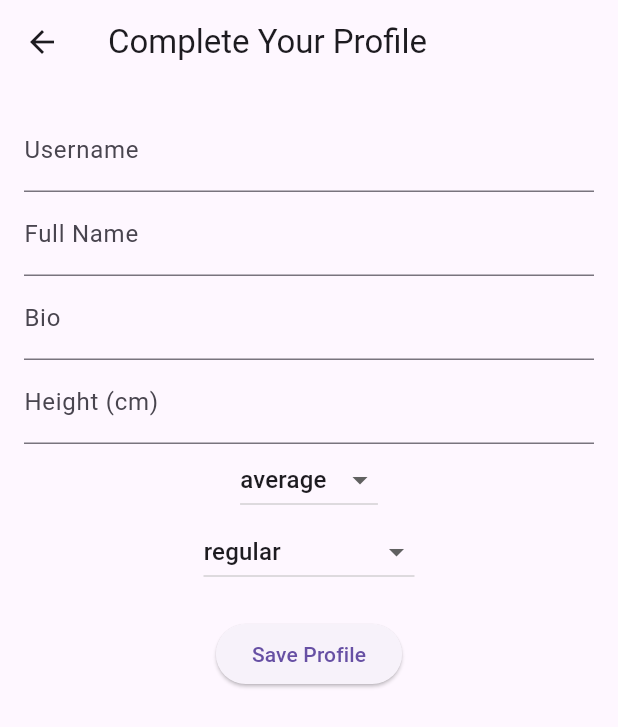
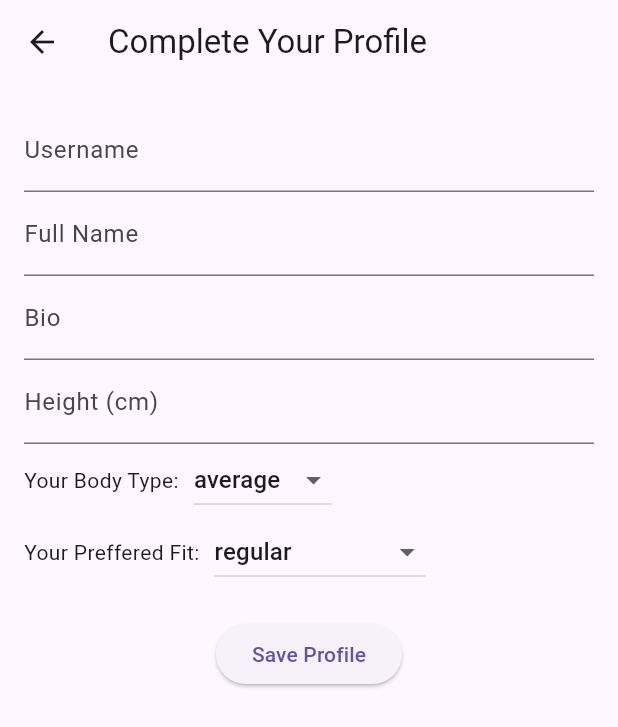
Before and after one commit to emmaaannnn/size-review-app, a Flutter app: the ProfileSetupScreen screen opened by its route, on a phone screen of 412 x 824 dp. Shown: the top 727 px of the screen. Run offline on Flutter 3.47's test engine with Material 3 defaults, Android fonts, the phone set to English and light mode, and no system bars; our stand-ins replace cloud_firestore, firebase_auth, firebase_core, image_picker; accounts and stored records are empty.

Commit message:
fixed authentication new screen

```diff
--- a/fitview_app/lib/screens/auth_screen/auth_screen_new.dart
+++ b/fitview_app/lib/screens/auth_screen/auth_screen_new.dart
@@ -35,7 +35,7 @@ class _ProfileSetupScreenState extends State<ProfileSetupScreen> {
       preferredFit: _selectedFit,
     );
 
-    await FirebaseFirestore.instance.collection('users').doc(newUser.email).set({
+    await FirebaseFirestore.instance.collection('users').doc(newUser.username).set({
       'email': newUser.email,
       'username': newUser.username,
       'name': newUser.name,
@@ -65,6 +65,10 @@ class _ProfileSetupScreenState extends State<ProfileSetupScreen> {
             TextField(controller: _bioController, decoration: InputDecoration(labelText: "Bio")),
             TextField(controller: _heightController, decoration: InputDecoration(labelText: "Height (cm)"), keyboardType: TextInputType.number),
 
+            Row(
+              children: [
+                Text("Your Body Type:"),
+                SizedBox(width: 10), // Adds some spacing between the text and dropdown
                 DropdownButton<BodyType>(
                   value: _selectedBodyType,
                   onChanged: (newValue) => setState(() => _selectedBodyType = newValue!),
@@ -72,13 +76,22 @@ class _ProfileSetupScreenState extends State<ProfileSetupScreen> {
                     DropdownMenuItem(value: type, child: Text(type.toString().split('.').last))
                   ).toList(),
                 ),
+              ],
+            ),
 
+
+            Row(
+              children: [
+                Text("Your Preffered Fit:"),
+                SizedBox(width: 10), // Adds some spacing between the text and dropdown
                 DropdownButton<Fit>(
                   value: _selectedFit,
                   onChanged: (newValue) => setState(() => _selectedFit = newValue!),
                   items: Fit.values.map((fit) =>
                     DropdownMenuItem(value: fit, child: Text(fit.toString().split('.').last))
                   ).toList(),
+                ),
+              ],
             ),
 
             SizedBox(height: 20),
```
Also changed, not shown: 1 other file. Lines whose indentation alone changed are shown as unchanged.
